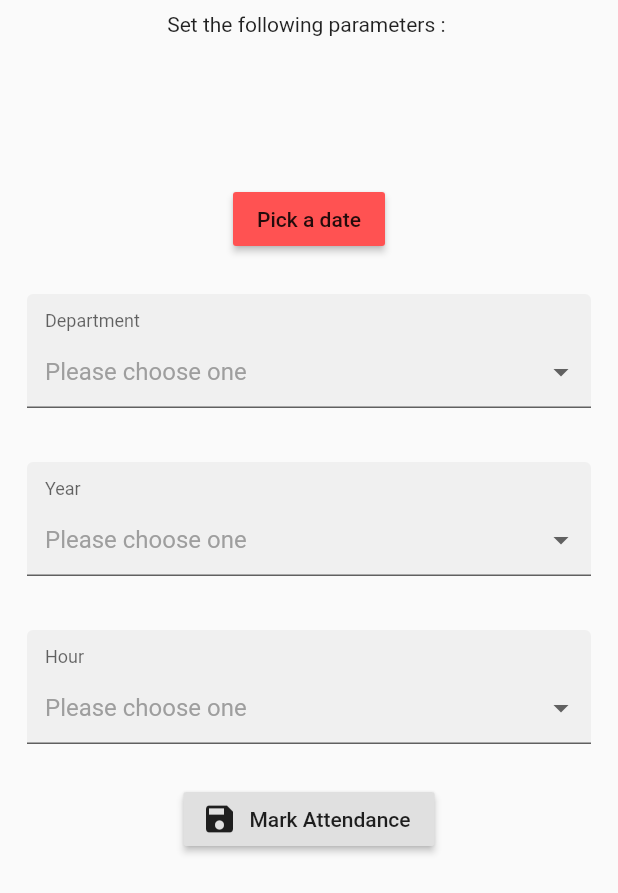
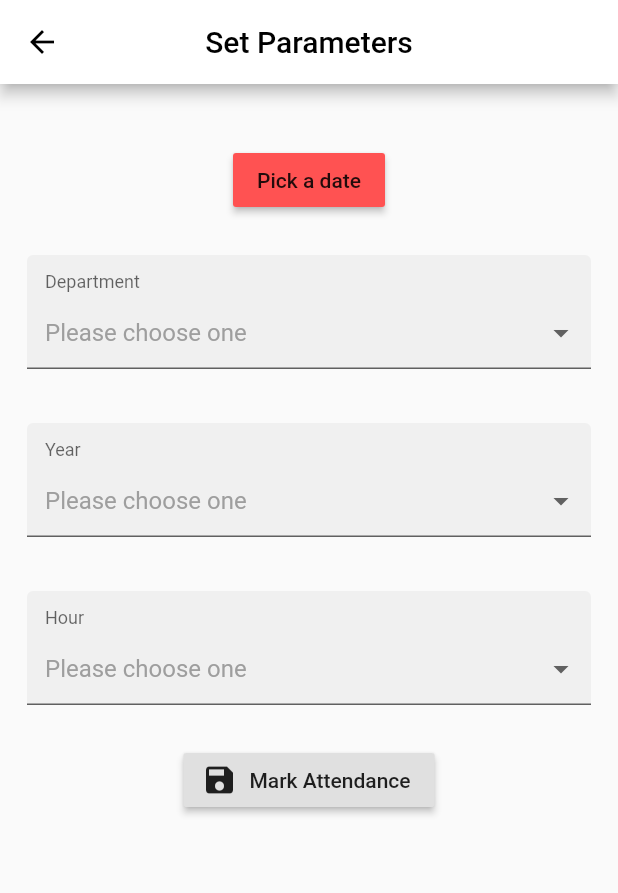
Before and after one commit to vedanshdwivedi/cucekified, a Flutter app: the SetParameters screen opened directly, on a phone screen of 412 x 824 dp. Shown: the top 893 px of the screen. Run offline on Flutter 3.47's test engine with Material 2 defaults, Android fonts, the phone set to English and light mode, and no system bars; drawn by our look-alikes of dropdown_formfield; our stand-ins replace cloud_firestore, email_validator, flutter_svg, google_sign_in; accounts and stored records are empty.

Commit message:
Bug Fixing
Improved Navigation for Set Parameters Page

```diff
--- a/lib/pages/set_parameters.dart
+++ b/lib/pages/set_parameters.dart
@@ -14,7 +14,6 @@ int year;
 String hour;
 
 class _SetParametersState extends State<SetParameters> {
-
   final _snackbarKey = GlobalKey<ScaffoldState>();
 
   @override
@@ -166,47 +165,58 @@ class _SetParametersState extends State<SetParameters> {
     );
   }
 
-
-  handleParameters(){
-    if(date != null && dept != null && year != null && hour != null){
-      Navigator.of(context).push(MaterialPageRoute(builder: (context) => MarkAttendance()));
-    }else{
-      final snackBar = SnackBar(content: Text('Please fill in all the details before proceeding'));
+  handleParameters() {
+    if (date != null && dept != null && year != null && hour != null) {
+      Navigator.of(context)
+          .push(MaterialPageRoute(builder: (context) => MarkAttendance()));
+    } else {
+      final snackBar = SnackBar(
+          content: Text('Please fill in all the details before proceeding'));
       _snackbarKey.currentState.showSnackBar(snackBar);
     }
   }
 
-
   @override
   Widget build(BuildContext context) {
-    return Scaffold(
+    return WillPopScope(
+        child: Scaffold(
           key: _snackbarKey,
+          appBar: AppBar(
+            backgroundColor: Colors.white,
+            title: Text(
+              'Set Parameters',
+              style: TextStyle(color: Colors.black),
+            ),
+            centerTitle: true,
+            leading: IconButton(
+                icon: Icon(
+                  Icons.arrow_back,
+                  color: Colors.black,
+                ),
+                onPressed: () => Navigator.of(context).pop()),
+          ),
           body: ListView(
             children: <Widget>[
               Column(
                 mainAxisAlignment: MainAxisAlignment.center,
                 crossAxisAlignment: CrossAxisAlignment.center,
                 children: <Widget>[
-
-              Center(
-                child: Padding(
-                  padding: const EdgeInsets.all(8.0),
-                  child: Text("Set the following parameters : "),
-                ),
-              ),
                   // Date Picker
                   Center(
                     child: Padding(
                       padding: const EdgeInsets.only(
-                      top: 90.0, left: 8.0, right: 8.0, bottom: 8.0),
+                          top: 40.0, left: 8.0, right: 8.0, bottom: 8.0),
                       child: RaisedButton(
                         color: Colors.redAccent,
-                    child: date == null ? Text('Pick a date') : Text("Selected Date: $date"),
+                        child: date == null
+                            ? Text('Pick a date')
+                            : Text("Selected Date: $date"),
                         onPressed: () {
                           showDatePicker(
                                   context: context,
                                   initialDate: DateTime.now(),
-                              firstDate: DateTime.now().subtract(Duration(days: 3)),
+                                  firstDate: DateTime.now()
+                                      .subtract(Duration(days: 3)),
                                   lastDate: DateTime.now())
                               .then((value) {
                             var formatter = new DateFormat('yyyy-MM-dd');
@@ -259,6 +269,7 @@ class _SetParametersState extends State<SetParameters> {
               ),
             ],
           ),
-    );
+        ),
+        onWillPop: () async => false);
   }
 }
```
Lines whose indentation alone changed are shown as unchanged.
